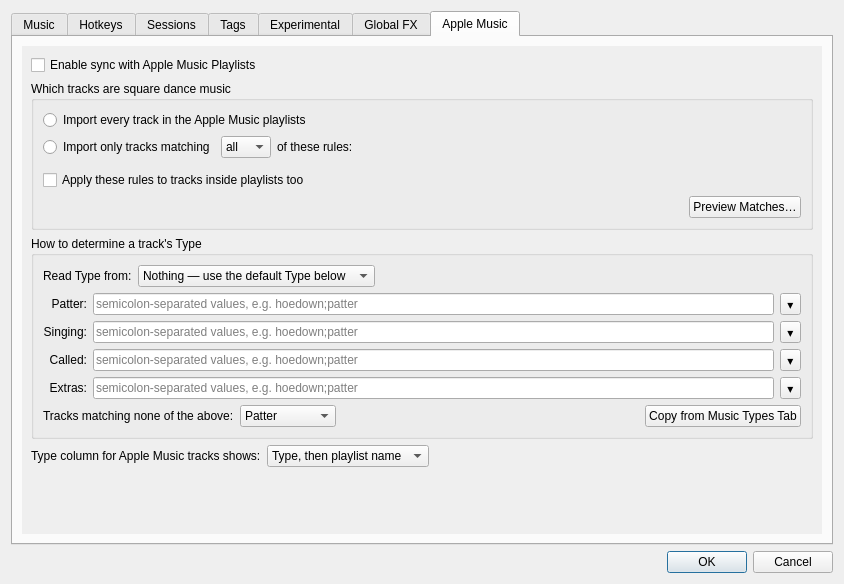
Above: SquareDesk-DEV/test123/preferencesdialog.ui from mpogue2/SquareDesk before the change. Below: the same form after it.
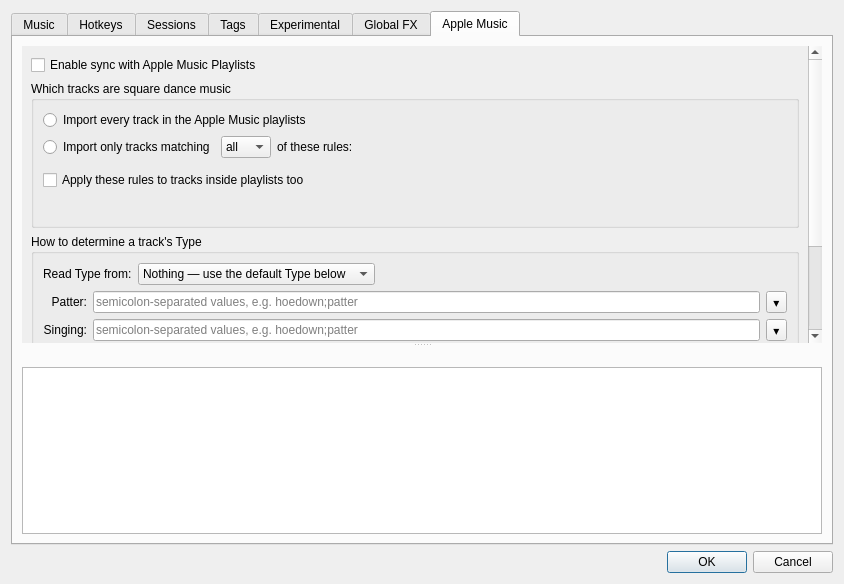
That is the form after the change. The open tabs and pages were chosen to show the change. Icons and pictures are not drawn.

Commit message: #1740: Make the Apple Music preview live, in the tab

What changed in the file:
```diff
--- a/SquareDesk-DEV/test123/preferencesdialog.ui
+++ b/SquareDesk-DEV/test123/preferencesdialog.ui
@@ -1996,7 +1996,11 @@
         </attribute>
         <layout class="QVBoxLayout" name="verticalLayout_appleMusic">
          <item>
-          <widget class="QScrollArea" name="appleMusicScrollArea">
+          <widget class="QSplitter" name="appleMusicSplitter">
+           <property name="orientation">
+            <enum>Qt::Orientation::Vertical</enum>
+           </property>
+           <widget class="QScrollArea" name="appleMusicScrollArea">
            <property name="frameShape">
             <enum>QFrame::Shape::NoFrame</enum>
            </property>
@@ -2099,13 +2103,6 @@
                     </property>
                    </spacer>
                   </item>
-                  <item>
-                   <widget class="QPushButton" name="appleMusicPreviewButton">
-                    <property name="text">
-                     <string>Preview Matches…</string>
-                    </property>
-                   </widget>
-                  </item>
                  </layout>
                 </item>
                </layout>
@@ -2344,6 +2341,27 @@
                 <size><width>20</width><height>40</height></size>
                </property>
               </spacer>
+             </item>
+            </layout>
+           </widget>
+           </widget>
+           <widget class="QWidget" name="appleMusicPreviewPane" native="true">
+            <layout class="QVBoxLayout" name="appleMusicPreviewLayout">
+             <property name="leftMargin"><number>0</number></property>
+             <property name="rightMargin"><number>0</number></property>
+             <property name="bottomMargin"><number>0</number></property>
+             <item>
+              <widget class="QLabel" name="appleMusicPreviewSummaryLabel">
+               <property name="text">
+                <string/>
+               </property>
+               <property name="wordWrap">
+                <bool>true</bool>
+               </property>
+              </widget>
+             </item>
+             <item>
+              <widget class="QTableWidget" name="appleMusicPreviewTable"/>
              </item>
             </layout>
            </widget>
```
The commit also changes 2 other files.
